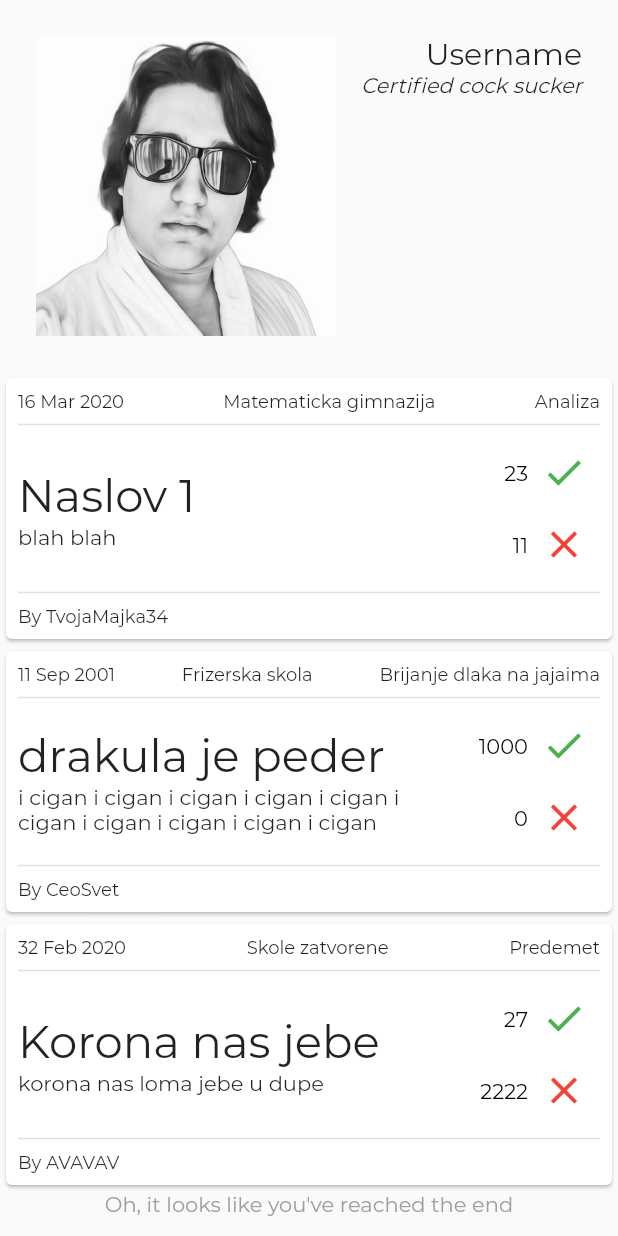
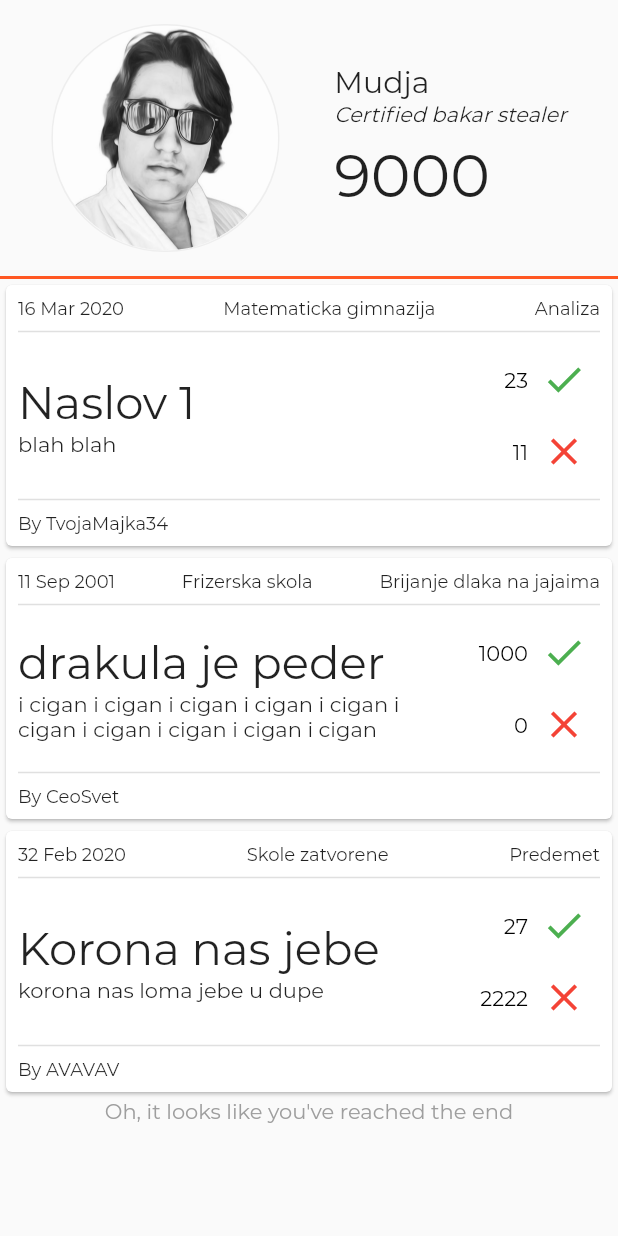
Before and after one commit to Drakula44/TeacherBoard, a Flutter app: the Profile widget shown alone on an empty page, opened directly, on a phone screen of 412 x 824 dp. Run offline on Flutter 3.47's test engine with Material 2 defaults, Android fonts, the phone set to English and light mode, and no system bars.

Commit message:
nes malo dodao

```diff
--- a/lib/pages/profile.dart
+++ b/lib/pages/profile.dart
@@ -6,32 +6,59 @@ class Profile extends StatelessWidget {
   Widget build(BuildContext context) {
     return Column(
       children: <Widget>[
-        Padding(
-          padding: EdgeInsets.all(24),
+        Container(
+          padding: EdgeInsets.all(16),
           child: Row(
-            mainAxisAlignment: MainAxisAlignment.spaceBetween,
-            crossAxisAlignment: CrossAxisAlignment.start,
+            mainAxisAlignment: MainAxisAlignment.spaceAround,
+            crossAxisAlignment: CrossAxisAlignment.center,
             children: <Widget>[
-              Image(
-                image: AssetImage('images/defaultProfile.jpg'),
-                height: 200,
+              Container(
+                decoration: BoxDecoration(
+                  borderRadius: BorderRadius.circular(75),
+                  border: Border.all(
+                    color: Colors.grey[200],
+                  ),
+                ),
+                child: ClipRRect(
+                  borderRadius: BorderRadius.circular(75),
+                  child: Image(
+                    image: AssetImage('images/defaultProfile.jpg'),
+                    height: 150,
+                  ),
+                ),
               ),
               Column(
-                crossAxisAlignment: CrossAxisAlignment.end,
+                crossAxisAlignment: CrossAxisAlignment.start,
                 children: <Widget>[
                   Text(
-                      'Username',
+                      'Mudja',
                     style: TextStyle(
                       fontSize: 20,
                     ),
                   ),
-                  Text('Certified cock sucker', style: TextStyle(fontStyle: FontStyle.italic),)
+                  Text('Certified bakar stealer', style: TextStyle(fontStyle: FontStyle.italic),),
+                  SizedBox(height: 8,),
+                  Text('9000', style: TextStyle(fontSize: 40),)
                 ],
               )
             ],
           ),
         ),
-        Expanded(child: Posts())
+        Row(
+          children: <Widget>[
+            Expanded(
+              child: SizedBox(
+                height: 2,
+                child: DecoratedBox(
+                  decoration: BoxDecoration(
+                    color: Theme.of(context).primaryColor,
+                  ),
+                ),
+              ),
+            ),
+          ],
+        ),
+        Expanded(child: Posts()),
       ],
     );
   }
```
Also changed, not shown: lib/pages/home.dart (+17 -1 lines), lib/pages/new_post.dart (added, +8 -0 lines).
